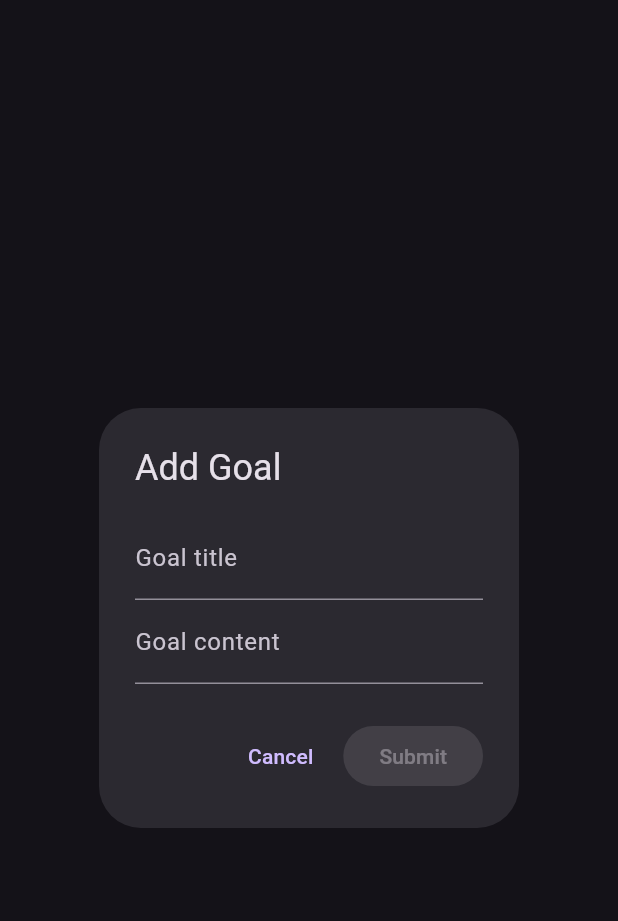
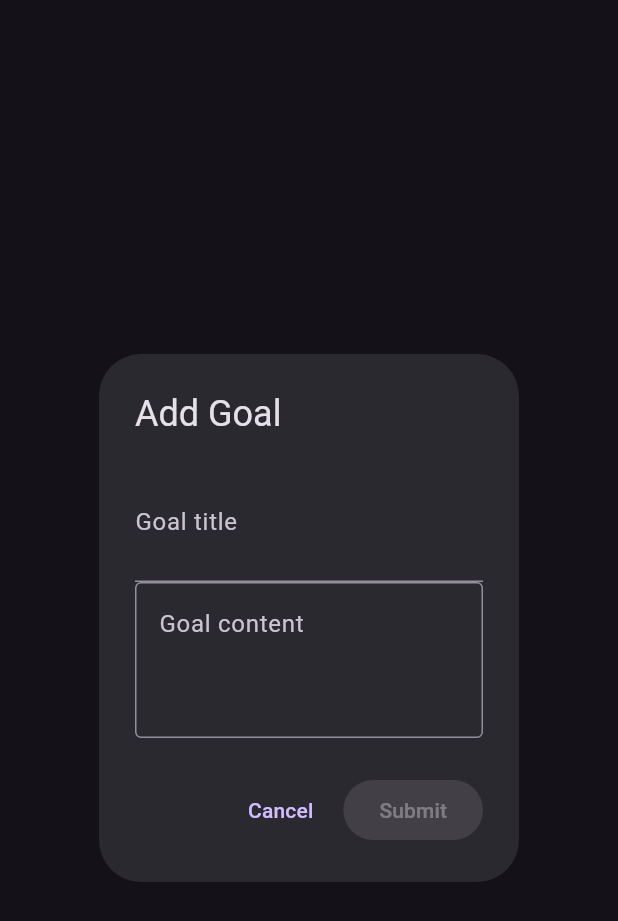
Before and after one commit to Turskyi/flutter_life_coaching_ai, a Flutter app: the AddEditGoalDialog widget shown alone on an empty page, opened directly, on a phone screen of 412 x 824 dp. Shown: the top 921 px of the screen. Run offline on Flutter 3.47's test engine with Material 3 defaults, Android fonts, the phone set to English and light mode, and no system bars; our stand-ins replace animated_text_kit, bloc, dio, equatable, flutter_bloc, flutter_translate and 8 more; missing offline and left inert: feedback, flutter_email_sender; accounts and stored records are empty; generated files the repository leaves out were written again; network calls fail.

Commit message:
:art: Update UI layout in add_edit_goal_dialog.dart and add new screenshot in README.md
Signed-off-by: Dmytro Turskyi <dmytro.turskyi@gmail.com>

```diff
--- a/lib/ui/goals/add_edit_goal_dialog.dart
+++ b/lib/ui/goals/add_edit_goal_dialog.dart
@@ -78,13 +78,16 @@ class _AddEditGoalDialogState extends State<AddEditGoalDialog> {
   Widget build(BuildContext context) {
     return AlertDialog(
       title: Text(widget.goal == null ? 'Add Goal' : 'Edit Goal'),
-      content: Form(
+      content: SingleChildScrollView(
+        child: Form(
           key: _formKey,
           child: Column(
             mainAxisSize: MainAxisSize.min,
             children: <Widget>[
               TextFormField(
                 controller: _titleController,
+                maxLines: 3,
+                minLines: 2,
                 decoration: const InputDecoration(labelText: 'Goal title'),
                 validator: (String? value) {
                   if (value == null || value.isEmpty) {
@@ -95,7 +98,16 @@ class _AddEditGoalDialogState extends State<AddEditGoalDialog> {
               ),
               TextFormField(
                 controller: _contentController,
-              decoration: const InputDecoration(labelText: 'Goal content'),
+                // Allows for multiline input
+                maxLines: 6,
+                minLines: 3,
+                decoration: const InputDecoration(
+                  labelText: 'Goal content',
+                  // Align label with multiline input
+                  alignLabelWithHint: true,
+                  // Add border for better UX.
+                  border: OutlineInputBorder(),
+                ),
                 validator: (String? value) {
                   if (value == null || value.isEmpty) {
                     return 'Please enter content';
@@ -104,6 +116,7 @@ class _AddEditGoalDialogState extends State<AddEditGoalDialog> {
                 },
               ),
             ],
+          ),
         ),
       ),
       actions: <Widget>[
```
Also changed, not shown: 2 other files. Lines whose indentation alone changed are shown as unchanged.
